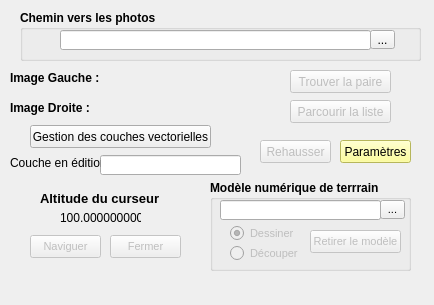
Above: src/ui-optionWindow.ui from Direction-des-inventaires-forestiers/StereoPhoto before the change. Below: the same form after it.
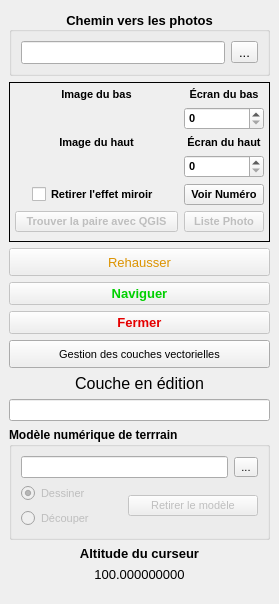
That is the form after the change.

```diff
--- a/src/ui-optionWindow.ui
+++ b/src/ui-optionWindow.ui
@@ -6,31 +6,38 @@
    <rect>
     <x>0</x>
     <y>0</y>
-    <width>434</width>
-    <height>305</height>
+    <width>279</width>
+    <height>604</height>
    </rect>
   </property>
   <property name="minimumSize">
    <size>
-    <width>165</width>
-    <height>300</height>
+    <width>279</width>
+    <height>604</height>
    </size>
   </property>
   <property name="windowTitle">
    <string>StereoPhoto</string>
   </property>
   <widget class="QWidget" name="dockWidgetContents">
+   <layout class="QVBoxLayout" name="verticalLayout_2">
+    <property name="topMargin">
+     <number>11</number>
+    </property>
+    <property name="bottomMargin">
+     <number>11</number>
+    </property>
+    <item>
    <widget class="QGroupBox" name="groupBoxMainPath">
-    <property name="geometry">
-     <rect>
-      <x>20</x>
-      <y>10</y>
-      <width>401</width>
-      <height>51</height>
-     </rect>
+      <property name="minimumSize">
+       <size>
+        <width>0</width>
+        <height>50</height>
+       </size>
     </property>
     <property name="font">
      <font>
+        <pointsize>10</pointsize>
       <weight>75</weight>
       <bold>true</bold>
      </font>
@@ -38,17 +45,15 @@
     <property name="title">
      <string>Chemin vers les photos</string>
     </property>
+      <property name="alignment">
+       <set>Qt::AlignCenter</set>
+      </property>
+      <layout class="QGridLayout" name="gridLayout_3">
+       <item row="0" column="0">
     <widget class="QLineEdit" name="importLineProject">
-     <property name="geometry">
-      <rect>
-       <x>40</x>
-       <y>20</y>
-       <width>311</width>
-       <height>20</height>
-      </rect>
-     </property>
      <property name="font">
       <font>
+           <pointsize>10</pointsize>
        <weight>50</weight>
        <bold>false</bold>
       </font>
@@ -60,17 +65,12 @@
       <bool>true</bool>
      </property>
     </widget>
+       </item>
+       <item row="0" column="1">
     <widget class="QToolButton" name="importToolProject">
-     <property name="geometry">
-      <rect>
-       <x>350</x>
-       <y>20</y>
-       <width>25</width>
-       <height>19</height>
-      </rect>
-     </property>
      <property name="font">
       <font>
+           <pointsize>10</pointsize>
        <weight>50</weight>
        <bold>false</bold>
       </font>
@@ -79,34 +79,208 @@
       <string>...</string>
      </property>
     </widget>
-   </widget>
+       </item>
+      </layout>
+     </widget>
+    </item>
+    <item>
+     <widget class="QFrame" name="frame">
+      <property name="sizePolicy">
+       <sizepolicy hsizetype="Expanding" vsizetype="Fixed">
+        <horstretch>0</horstretch>
+        <verstretch>0</verstretch>
+       </sizepolicy>
+      </property>
+      <property name="font">
+       <font>
+        <pointsize>8</pointsize>
+        <weight>75</weight>
+        <bold>true</bold>
+       </font>
+      </property>
+      <property name="frameShape">
+       <enum>QFrame::Box</enum>
+      </property>
+      <property name="frameShadow">
+       <enum>QFrame::Plain</enum>
+      </property>
+      <layout class="QGridLayout" name="gridLayout" columnstretch="400,50">
+       <property name="leftMargin">
+        <number>5</number>
+       </property>
+       <property name="topMargin">
+        <number>5</number>
+       </property>
+       <property name="rightMargin">
+        <number>5</number>
+       </property>
+       <item row="2" column="0">
+        <widget class="QLabel" name="label_2">
+         <property name="font">
+          <font>
+           <pointsize>8</pointsize>
+           <weight>75</weight>
+           <bold>true</bold>
+          </font>
+         </property>
+         <property name="text">
+          <string>Image du haut</string>
+         </property>
+         <property name="alignment">
+          <set>Qt::AlignCenter</set>
+         </property>
+        </widget>
+       </item>
+       <item row="3" column="0">
+        <widget class="QLabel" name="labelRightName">
+         <property name="font">
+          <font>
+           <pointsize>8</pointsize>
+           <weight>75</weight>
+           <bold>true</bold>
+          </font>
+         </property>
+         <property name="text">
+          <string/>
+         </property>
+         <property name="alignment">
+          <set>Qt::AlignCenter</set>
+         </property>
+        </widget>
+       </item>
+       <item row="0" column="0">
+        <widget class="QLabel" name="label">
+         <property name="font">
+          <font>
+           <pointsize>8</pointsize>
+           <weight>75</weight>
+           <bold>true</bold>
+          </font>
+         </property>
+         <property name="text">
+          <string>Image du bas</string>
+         </property>
+         <property name="alignment">
+          <set>Qt::AlignCenter</set>
+         </property>
+        </widget>
+       </item>
+       <item row="1" column="0">
+        <widget class="QLabel" name="labelLeftName">
+         <property name="font">
+          <font>
+           <pointsize>8</pointsize>
+           <weight>75</weight>
+           <bold>true</bold>
+          </font>
+         </property>
+         <property name="text">
+          <string/>
+         </property>
+         <property name="alignment">
+          <set>Qt::AlignCenter</set>
+         </property>
+        </widget>
+       </item>
+       <item row="4" column="0" alignment="Qt::AlignHCenter">
+        <widget class="QCheckBox" name="checkBoxFlip">
+         <property name="layoutDirection">
+          <enum>Qt::LeftToRight</enum>
+         </property>
+         <property name="text">
+          <string>Retirer l'effet miroir</string>
+         </property>
+        </widget>
+       </item>
+       <item row="7" column="0">
+        <widget class="QPushButton" name="pushButtonFindBestPair">
+         <property name="enabled">
+          <bool>false</bool>
+         </property>
+         <property name="font">
+          <font>
+           <pointsize>8</pointsize>
+           <weight>75</weight>
+           <bold>true</bold>
+          </font>
+         </property>
+         <property name="text">
+          <string>Trouver la paire avec QGIS</string>
+         </property>
+        </widget>
+       </item>
+       <item row="7" column="1">
    <widget class="QPushButton" name="pushButtonShowIDList">
     <property name="enabled">
      <bool>false</bool>
     </property>
-    <property name="geometry">
-     <rect>
-      <x>290</x>
-      <y>100</y>
-      <width>101</width>
-      <height>23</height>
-     </rect>
+         <property name="font">
+          <font>
+           <pointsize>8</pointsize>
+           <weight>75</weight>
+           <bold>true</bold>
+          </font>
     </property>
     <property name="text">
-     <string>Parcourir la liste</string>
-    </property>
-   </widget>
+          <string>Liste Photo</string>
+         </property>
+        </widget>
+       </item>
+       <item row="2" column="1">
+        <widget class="QLabel" name="label_3">
+         <property name="text">
+          <string>Écran du haut</string>
+         </property>
+         <property name="alignment">
+          <set>Qt::AlignCenter</set>
+         </property>
+        </widget>
+       </item>
+       <item row="0" column="1">
+        <widget class="QLabel" name="label_4">
+         <property name="text">
+          <string>Écran du bas</string>
+         </property>
+         <property name="alignment">
+          <set>Qt::AlignCenter</set>
+         </property>
+        </widget>
+       </item>
+       <item row="1" column="1">
+        <widget class="QSpinBox" name="spinBoxDownScreen"/>
+       </item>
+       <item row="3" column="1">
+        <widget class="QSpinBox" name="spinBoxUpScreen"/>
+       </item>
+       <item row="4" column="1">
+        <widget class="QPushButton" name="pushButtonShowScreenNumber">
+         <property name="text">
+          <string>Voir Numéro</string>
+         </property>
+        </widget>
+       </item>
+      </layout>
+     </widget>
+    </item>
+    <item>
    <widget class="QPushButton" name="enhanceButton">
     <property name="enabled">
      <bool>false</bool>
     </property>
-    <property name="geometry">
-     <rect>
-      <x>260</x>
-      <y>140</y>
-      <width>71</width>
-      <height>23</height>
-     </rect>
+      <property name="minimumSize">
+       <size>
+        <width>0</width>
+        <height>28</height>
+       </size>
+      </property>
+      <property name="font">
+       <font>
+        <pointsize>10</pointsize>
+       </font>
+      </property>
+      <property name="styleSheet">
+       <string notr="true">
+color: rgb(220, 147, 0);</string>
     </property>
     <property name="text">
      <string>Rehausser</string>
@@ -115,79 +289,123 @@
      <bool>false</bool>
     </property>
    </widget>
+    </item>
+    <item>
    <widget class="QPushButton" name="pushButtonShowPicture">
     <property name="enabled">
      <bool>false</bool>
     </property>
-    <property name="geometry">
-     <rect>
-      <x>30</x>
-      <y>235</y>
-      <width>71</width>
-      <height>23</height>
-     </rect>
-    </property>
     <property name="font">
      <font>
-      <pointsize>8</pointsize>
-      <weight>50</weight>
-      <bold>false</bold>
-     </font>
-    </property>
+        <pointsize>10</pointsize>
+        <weight>75</weight>
+        <bold>true</bold>
+       </font>
+      </property>
+      <property name="styleSheet">
+       <string notr="true">color: rgb(0, 208, 0);</string>
+      </property>
     <property name="text">
      <string>Naviguer</string>
     </property>
    </widget>
-   <widget class="QLineEdit" name="importLineVectorLayer">
+    </item>
+    <item>
+     <widget class="QPushButton" name="pushButtonCloseWindow">
     <property name="enabled">
-     <bool>true</bool>
-    </property>
-    <property name="geometry">
-     <rect>
-      <x>100</x>
-      <y>155</y>
-      <width>141</width>
-      <height>20</height>
-     </rect>
+       <bool>false</bool>
+      </property>
+      <property name="font">
+       <font>
+        <pointsize>10</pointsize>
+        <weight>75</weight>
+        <bold>true</bold>
+       </font>
+      </property>
+      <property name="styleSheet">
+       <string notr="true">color: rgb(229, 0, 0);</string>
+      </property>
+      <property name="text">
+       <string>Fermer</string>
+      </property>
+     </widget>
+    </item>
+    <item>
+     <widget class="QPushButton" name="pushButtonAffVecteur">
+      <property name="minimumSize">
+       <size>
+        <width>0</width>
+        <height>28</height>
+       </size>
     </property>
     <property name="font">
      <font>
       <pointsize>8</pointsize>
-      <weight>50</weight>
-      <bold>false</bold>
      </font>
     </property>
     <property name="text">
-     <string/>
-    </property>
-    <property name="readOnly">
-     <bool>true</bool>
-    </property>
-   </widget>
+       <string>Gestion des couches vectorielles</string>
+      </property>
+     </widget>
+    </item>
+    <item>
    <widget class="QLabel" name="label_11">
-    <property name="geometry">
-     <rect>
-      <x>10</x>
-      <y>155</y>
-      <width>91</width>
-      <height>16</height>
-     </rect>
+      <property name="sizePolicy">
+       <sizepolicy hsizetype="Minimum" vsizetype="Fixed">
+        <horstretch>0</horstretch>
+        <verstretch>0</verstretch>
+       </sizepolicy>
+      </property>
+      <property name="minimumSize">
+       <size>
+        <width>0</width>
+        <height>0</height>
+       </size>
+      </property>
+      <property name="font">
+       <font>
+        <pointsize>12</pointsize>
+       </font>
     </property>
     <property name="text">
      <string>Couche en édition</string>
     </property>
-   </widget>
+      <property name="alignment">
+       <set>Qt::AlignCenter</set>
+      </property>
+     </widget>
+    </item>
+    <item>
+     <widget class="QLineEdit" name="importLineVectorLayer">
+      <property name="enabled">
+       <bool>true</bool>
+      </property>
+      <property name="font">
+       <font>
+        <pointsize>8</pointsize>
+        <weight>50</weight>
+        <bold>false</bold>
+       </font>
+      </property>
+      <property name="text">
+       <string/>
+      </property>
+      <property name="readOnly">
+       <bool>true</bool>
+      </property>
+     </widget>
+    </item>
+    <item>
    <widget class="QGroupBox" name="groupBoxMNT">
-    <property name="geometry">
-     <rect>
-      <x>210</x>
-      <y>180</y>
-      <width>201</width>
-      <height>91</height>
-     </rect>
+      <property name="minimumSize">
+       <size>
+        <width>0</width>
+        <height>90</height>
+       </size>
     </property>
     <property name="font">
      <font>
+        <pointsize>9</pointsize>
       <weight>75</weight>
       <bold>true</bold>
      </font>
@@ -195,18 +413,43 @@
     <property name="title">
      <string>Modèle numérique de terrrain</string>
     </property>
+      <layout class="QGridLayout" name="gridLayout_2">
+       <item row="0" column="0" colspan="2">
+        <widget class="QLineEdit" name="importLineMNT">
+         <property name="font">
+          <font>
+           <pointsize>8</pointsize>
+           <weight>50</weight>
+           <bold>false</bold>
+          </font>
+         </property>
+         <property name="text">
+          <string/>
+         </property>
+         <property name="readOnly">
+          <bool>true</bool>
+         </property>
+        </widget>
+       </item>
+       <item row="0" column="2">
+        <widget class="QToolButton" name="importToolMNT">
+         <property name="font">
+          <font>
+           <pointsize>8</pointsize>
+           <weight>50</weight>
+           <bold>false</bold>
+          </font>
+         </property>
+         <property name="text">
+          <string>...</string>
+         </property>
+        </widget>
+       </item>
+       <item row="1" column="0">
     <widget class="QRadioButton" name="radioButtonDraw">
      <property name="enabled">
       <bool>false</bool>
      </property>
-     <property name="geometry">
-      <rect>
-       <x>20</x>
-       <y>45</y>
-       <width>71</width>
-       <height>17</height>
-      </rect>
-     </property>
      <property name="font">
       <font>
        <pointsize>8</pointsize>
@@ -221,84 +464,12 @@
       <bool>true</bool>
      </property>
     </widget>
-    <widget class="QRadioButton" name="radioButtonCut">
-     <property name="enabled">
-      <bool>false</bool>
-     </property>
-     <property name="geometry">
-      <rect>
-       <x>20</x>
-       <y>65</y>
-       <width>81</width>
-       <height>17</height>
-      </rect>
-     </property>
-     <property name="font">
-      <font>
-       <pointsize>8</pointsize>
-       <weight>50</weight>
-       <bold>false</bold>
-      </font>
-     </property>
-     <property name="text">
-      <string>Découper</string>
-     </property>
-    </widget>
-    <widget class="QToolButton" name="importToolMNT">
-     <property name="geometry">
-      <rect>
-       <x>170</x>
-       <y>20</y>
-       <width>25</width>
-       <height>19</height>
-      </rect>
-     </property>
-     <property name="font">
-      <font>
-       <pointsize>8</pointsize>
-       <weight>50</weight>
-       <bold>false</bold>
-      </font>
-     </property>
-     <property name="text">
-      <string>...</string>
-     </property>
-    </widget>
-    <widget class="QLineEdit" name="importLineMNT">
-     <property name="geometry">
-      <rect>
-       <x>10</x>
-       <y>20</y>
-       <width>161</width>
-       <height>20</height>
-      </rect>
-     </property>
-     <property name="font">
-      <font>
-       <pointsize>8</pointsize>
-       <weight>50</weight>
-       <bold>false</bold>
-      </font>
-     </property>
-     <property name="text">
-      <string/>
-     </property>
-     <property name="readOnly">
-      <bool>true</bool>
-     </property>
-    </widget>
+       </item>
+       <item row="1" column="1" rowspan="2" colspan="2">
     <widget class="QPushButton" name="pushButtonRemoveMNT">
      <property name="enabled">
       <bool>false</bool>
      </property>
-     <property name="geometry">
-      <rect>
-       <x>100</x>
-       <y>50</y>
-       <width>91</width>
-       <height>23</height>
-      </rect>
-     </property>
      <property name="font">
       <font>
        <pointsize>8</pointsize>
@@ -310,99 +481,12 @@
       <string>Retirer le modèle</string>
      </property>
     </widget>
-   </widget>
-   <widget class="QPushButton" name="pushButtonOpenParam">
-    <property name="geometry">
-     <rect>
-      <x>340</x>
-      <y>140</y>
-      <width>71</width>
-      <height>23</height>
-     </rect>
-    </property>
-    <property name="styleSheet">
-     <string notr="true">background-color: rgb(255, 255, 127);</string>
-    </property>
-    <property name="text">
-     <string>Paramètres</string>
-    </property>
-   </widget>
-   <widget class="QLabel" name="labelRightName">
-    <property name="geometry">
-     <rect>
-      <x>110</x>
-      <y>100</y>
-      <width>141</width>
-      <height>16</height>
-     </rect>
-    </property>
-    <property name="text">
-     <string/>
-    </property>
-   </widget>
-   <widget class="QLabel" name="labelLeftName">
-    <property name="geometry">
-     <rect>
-      <x>110</x>
-      <y>70</y>
-      <width>141</width>
-      <height>20</height>
-     </rect>
-    </property>
-    <property name="text">
-     <string/>
-    </property>
-   </widget>
-   <widget class="QLabel" name="label">
-    <property name="geometry">
-     <rect>
-      <x>10</x>
-      <y>70</y>
-      <width>101</width>
-      <height>16</height>
-     </rect>
-    </property>
-    <property name="font">
-     <font>
-      <weight>75</weight>
-      <bold>true</bold>
-     </font>
-    </property>
-    <property name="text">
-     <string>Image Gauche :</string>
-    </property>
-   </widget>
-   <widget class="QLabel" name="label_2">
-    <property name="geometry">
-     <rect>
-      <x>10</x>
-      <y>100</y>
-      <width>101</width>
-      <height>16</height>
-     </rect>
-    </property>
-    <property name="font">
-     <font>
-      <weight>75</weight>
-      <bold>true</bold>
-     </font>
-    </property>
-    <property name="text">
-     <string>Image Droite :</string>
-    </property>
-   </widget>
-   <widget class="QPushButton" name="pushButtonCloseWindow">
+       </item>
+       <item row="2" column="0">
+        <widget class="QRadioButton" name="radioButtonCut">
     <property name="enabled">
      <bool>false</bool>
     </property>
-    <property name="geometry">
-     <rect>
-      <x>110</x>
-      <y>235</y>
-      <width>71</width>
-      <height>23</height>
-     </rect>
-    </property>
     <property name="font">
      <font>
       <pointsize>8</pointsize>
@@ -411,34 +495,15 @@
      </font>
     </property>
     <property name="text">
-     <string>Fermer</string>
-    </property>
-   </widget>
-   <widget class="QPushButton" name="pushButtonFindBestPair">
-    <property name="enabled">
-     <bool>false</bool>
-    </property>
-    <property name="geometry">
-     <rect>
-      <x>290</x>
-      <y>70</y>
-      <width>101</width>
-      <height>23</height>
-     </rect>
-    </property>
-    <property name="text">
-     <string>Trouver la paire</string>
-    </property>
-   </widget>
+          <string>Découper</string>
+         </property>
+        </widget>
+       </item>
+      </layout>
+     </widget>
+    </item>
+    <item>
    <widget class="QLabel" name="label_5">
-    <property name="geometry">
-     <rect>
-      <x>40</x>
-      <y>190</y>
-      <width>141</width>
-      <height>16</height>
-     </rect>
-    </property>
     <property name="font">
      <font>
       <pointsize>10</pointsize>
@@ -449,33 +514,40 @@
     <property name="text">
      <string>Altitude du curseur</string>
     </property>
-   </widget>
+      <property name="alignment">
+       <set>Qt::AlignCenter</set>
+      </property>
+     </widget>
+    </item>
+    <item>
    <widget class="QLabel" name="labelAltitude">
-    <property name="geometry">
-     <rect>
-      <x>60</x>
-      <y>210</y>
-      <width>81</width>
-      <height>16</height>
-     </rect>
+      <property name="font">
+       <font>
+        <pointsize>10</pointsize>
+       </font>
     </property>
     <property name="text">
      <string>100.000000000</string>
     </property>
-   </widget>
-   <widget class="QPushButton" name="pushButtonAffVecteur">
-    <property name="geometry">
-     <rect>
-      <x>30</x>
-      <y>125</y>
-      <width>181</width>
-      <height>23</height>
-     </rect>
-    </property>
-    <property name="text">
-     <string>Gestion des couches vectorielles</string>
-    </property>
-   </widget>
+      <property name="alignment">
+       <set>Qt::AlignCenter</set>
+      </property>
+     </widget>
+    </item>
+    <item>
+     <spacer name="verticalSpacer">
+      <property name="orientation">
+       <enum>Qt::Vertical</enum>
+      </property>
+      <property name="sizeHint" stdset="0">
+       <size>
+        <width>20</width>
+        <height>1</height>
+       </size>
+      </property>
+     </spacer>
+    </item>
+   </layout>
   </widget>
  </widget>
  <resources/>
```
Lines whose indentation alone changed are shown as unchanged.
